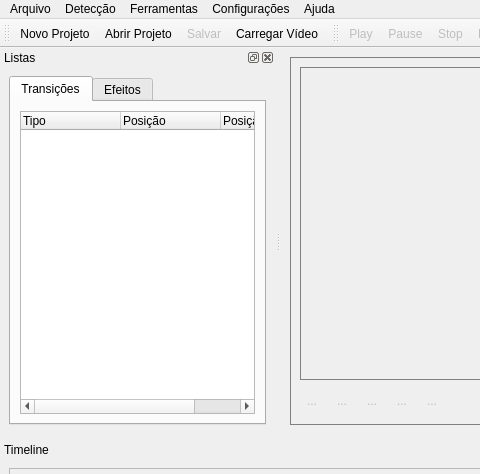
This is DEV/Interface/mfit.ui in fabriciols/m-fit as Qt 5 draws it before an edit; both pictures show x 0 to 480 and y 0 to 474 of the 959 by 662 pixel window. The edited form follows.
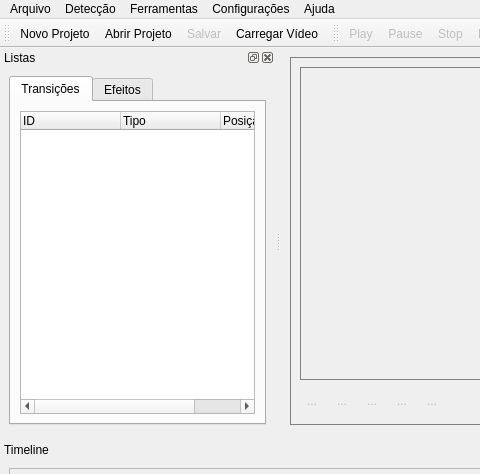
This is the edited form. Icons and pictures are not drawn. Custom widgets are drawn as their Qt base class.

Commit message: Arrumando a transitionTree.

```diff
--- a/DEV/Interface/mfit.ui
+++ b/DEV/Interface/mfit.ui
@@ -352,6 +352,11 @@
            <property name="allColumnsShowFocus" >
             <bool>true</bool>
            </property>
+           <column>
+            <property name="text" >
+             <string>ID</string>
+            </property>
+           </column>
            <column>
             <property name="text" >
              <string>Tipo</string>
@@ -362,11 +367,6 @@
              <string>Posição</string>
             </property>
            </column>
-           <column>
-            <property name="text" >
-             <string>Posição do usuário</string>
-            </property>
-           </column>
           </widget>
          </item>
         </layout>
```
Left out of the diff: 44 changed lines with no effect on the pictures. The commit also changes 2 other files.
